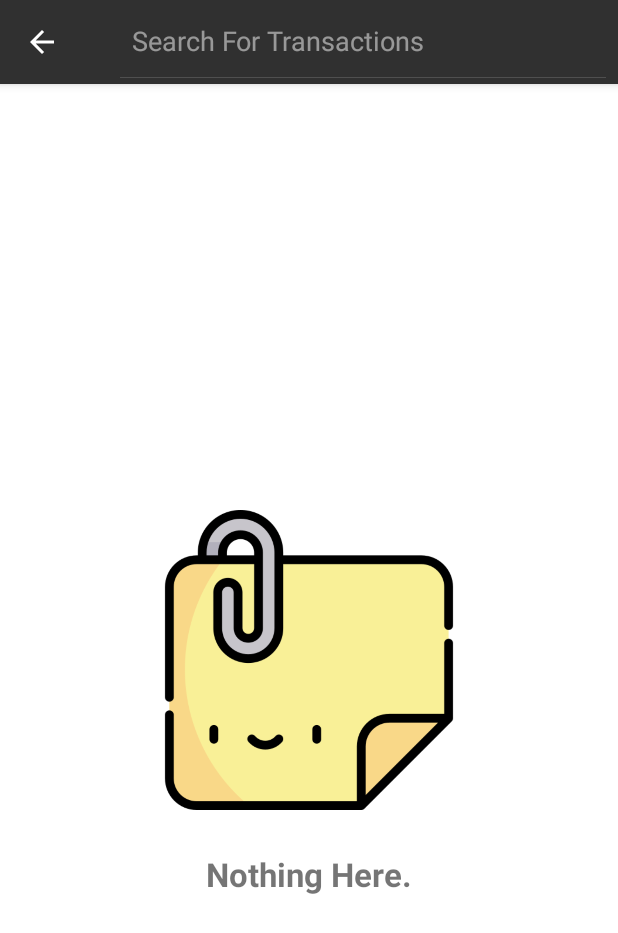
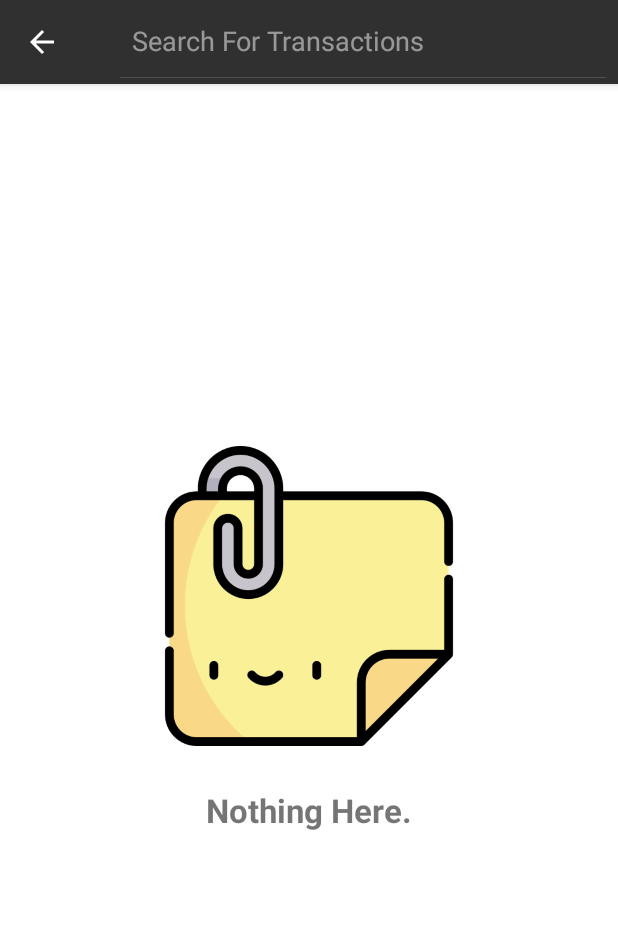
Before and after one commit to soufianekremcht/CashNote, an Android app: the screen it shows after launch (SearchActivity), after a tap on "Search", on a phone screen of 412 x 824 dp. Shown: the top 933 px of the screen. Run offline under Robolectric (Android 15) with nearby library versions, the light colour scheme and no system bars; our stand-ins replace ButterKnife, CircleImageView, Dagger/Hilt's generated code, Room's generated code, RxJava and 1 more; libraries missing offline, so code that uses them is left out: co.infinum.goldfinger, com.github.mikephil.charting, es.dmoral.toasty; pictures from the network do not load; Roboto replaces fonts that are not available here; 4 statements that could not run were skipped.

Commit message:
Fix small bugs

```diff
--- a/app/src/main/java/com/soufianekre/cashnotes/ui/accounts/AccountsFragment.java
+++ b/app/src/main/java/com/soufianekre/cashnotes/ui/accounts/AccountsFragment.java
@@ -1,11 +1,13 @@
 package com.soufianekre.cashnotes.ui.accounts;
 
 
+import android.annotation.SuppressLint;
 import android.content.Intent;
 import android.os.Bundle;
 import android.view.LayoutInflater;
 import android.view.View;
 import android.view.ViewGroup;
+import android.widget.LinearLayout;
 import android.widget.RelativeLayout;
 import android.widget.TextView;
 
@@ -43,8 +45,9 @@ public class AccountsFragment extends BaseFragment implements AccountsContract.V
 
     @BindView(R.id.accounts_recycler_view)
     RecyclerView accountsRecyclerView;
+    @SuppressLint("NonConstantResourceId")
     @BindView(R.id.accounts_empty_view_layout)
-    RelativeLayout emptyView;
+    LinearLayout emptyView;
 
     // Accounts General Info
     @BindView(R.id.total_balance_value_text)
--- a/app/src/main/java/com/soufianekre/cashnotes/ui/main/MainActivity.java
+++ b/app/src/main/java/com/soufianekre/cashnotes/ui/main/MainActivity.java
@@ -152,13 +152,14 @@ public class MainActivity extends BaseActivity implements MainContract.View {
     @Override
     protected void onResume() {
         super.onResume();
+        if (getCurrentFragment() instanceof OverViewFragment)
+            if (newAccountFab != null)
+                newAccountFab.hide();
+
         SwitchCompat drawerToggleThemeSwitch =(SwitchCompat) mainNavView.getMenu().findItem(R.id.drawer_menu_toggle_night_mode)
                 .getActionView();
-        if (MyApp.AppPref().getBoolean(PrefsConst.ACTIVATE_DARK_MODE)) {
-            drawerToggleThemeSwitch.setChecked(true);
-        }else{
-            drawerToggleThemeSwitch.setChecked(false);
-        }
+        drawerToggleThemeSwitch.setChecked(MyApp.AppPref().getBoolean(PrefsConst.ACTIVATE_DARK_MODE));
+        // update balance database
         presenter.setBalanceForCurrentDay();
     }
 
--- a/app/src/main/java/com/soufianekre/cashnotes/ui/settings/about/AboutFragment.java
+++ b/app/src/main/java/com/soufianekre/cashnotes/ui/settings/about/AboutFragment.java
@@ -26,8 +26,10 @@ public class AboutFragment extends PreferenceFragmentCompat implements
     }
 
     private void setupPreferences() {
+        Preference rateUsPref = findPreference(PrefsConst.PREF_ABOUT_RATE_US);
         Preference appDevPref = findPreference(PrefsConst.PREF_ABOUT_APP_DEV);
         Preference privacyPref = findPreference(PrefsConst.PREF_ABOUT_PRIVACY_POLICY);
+        rateUsPref.setOnPreferenceClickListener(this);
         appDevPref.setOnPreferenceClickListener(this);
         privacyPref.setOnPreferenceClickListener(this);
     }
@@ -69,7 +71,7 @@ public class AboutFragment extends PreferenceFragmentCompat implements
     }
 
     private void goToReportIssuesPage() {
-        startActivity(new Intent(Intent.ACTION_VIEW, Uri.parse("https://github.com/SoufianeKreX")));
+        startActivity(new Intent(Intent.ACTION_VIEW, Uri.parse("https://github.com/soufianekremcht")));
     }
 
     private void goToGooglePlayStore() {
--- a/app/src/main/java/com/soufianekre/cashnotes/ui/transaction_edit/TransactionEditorActivity.java
+++ b/app/src/main/java/com/soufianekre/cashnotes/ui/transaction_edit/TransactionEditorActivity.java
@@ -229,7 +229,6 @@ public class TransactionEditorActivity extends BaseActivity
 
     private void setupUi() {
         setSupportActionBar(toolbar);
-        toolbar.setTitle("Add Account");
         // change toolbar background color
         toolbar.setNavigationOnClickListener(v -> onBackPressed());
         if (getSupportActionBar() != null) {
--- a/app/src/main/java/com/soufianekre/cashnotes/ui/transaction_filter/TransactionFilterActivity.java
+++ b/app/src/main/java/com/soufianekre/cashnotes/ui/transaction_filter/TransactionFilterActivity.java
@@ -6,6 +6,7 @@ import android.os.Bundle;
 import android.view.Menu;
 import android.view.MenuItem;
 import android.view.View;
+import android.widget.LinearLayout;
 import android.widget.RelativeLayout;
 import android.widget.TextView;
 
@@ -61,7 +62,7 @@ public class TransactionFilterActivity extends BaseActivity implements Transacti
     @BindView(R.id.transactions_filter_recycler_view)
     RecyclerView transactionsFilteredRecyclerView;
     @BindView(R.id.filter_empty_view)
-    RelativeLayout filterEmptyView;
+    LinearLayout filterEmptyView;
     @BindView(R.id.month_summary_chart)
     PieChart monthPieChart;
     @Inject
--- a/app/src/main/java/com/soufianekre/cashnotes/ui/transactions/TransactionsActivity.java
+++ b/app/src/main/java/com/soufianekre/cashnotes/ui/transactions/TransactionsActivity.java
@@ -9,6 +9,7 @@ import android.view.ActionMode;
 import android.view.Menu;
 import android.view.MenuItem;
 import android.view.View;
+import android.widget.LinearLayout;
 import android.widget.RelativeLayout;
 import android.widget.TextView;
 
@@ -50,7 +51,7 @@ public class TransactionsActivity extends BaseActivity implements TransactionsCo
     @BindView(R.id.transactions_recycler_view)
     RecyclerView transactionsRecyclerView;
     @BindView(R.id.transaction_empty_view_layout)
-    RelativeLayout emptyView;
+    LinearLayout emptyView;
     @BindView(R.id.account_balance_value_text)
     TextView accountBalanceValueText;
     @BindView(R.id.account_incomes_value_text)
--- a/app/src/main/java/com/soufianekre/cashnotes/ui/transactions/search/SearchActivity.java
+++ b/app/src/main/java/com/soufianekre/cashnotes/ui/transactions/search/SearchActivity.java
@@ -4,6 +4,7 @@ package com.soufianekre.cashnotes.ui.transactions.search;
 import android.os.Bundle;
 import android.view.View;
 import android.widget.EditText;
+import android.widget.LinearLayout;
 import android.widget.RelativeLayout;
 import android.widget.SearchView;
 
@@ -30,7 +31,7 @@ public class SearchActivity extends BaseActivity implements SearchContract.View
     @BindView(R.id.search_result_recycler_view)
     RecyclerView searchResultRecyclerView;
     @BindView(R.id.search_empty_data_view)
-    RelativeLayout searchEmptyView;
+    LinearLayout searchEmptyView;
     @BindView(R.id.search_toolbar)
     Toolbar searchToolbar;
     @BindView(R.id.search_field)
--- a/app/src/main/res/layout/view_empty_data.xml
+++ b/app/src/main/res/layout/view_empty_data.xml
@@ -1,29 +1,26 @@
 <?xml version="1.0" encoding="utf-8"?>
-<RelativeLayout xmlns:android="http://schemas.android.com/apk/res/android"
+<LinearLayout xmlns:android="http://schemas.android.com/apk/res/android"
     android:orientation="vertical"
     android:layout_width="match_parent"
     android:layout_height="match_parent"
-    android:layout_margin="@dimen/spacing_normal"
-    android:padding="@dimen/spacing_small">
+    android:gravity="center">
 
     <androidx.appcompat.widget.AppCompatImageView
         android:id="@+id/empty_view_img"
         android:layout_width="200dp"
         android:layout_height="200dp"
         android:src="@drawable/img_note"
-        android:layout_centerInParent="true"
+
         />
 
     <TextView
         android:id="@+id/empty_view_text"
         android:layout_width="wrap_content"
         android:layout_height="wrap_content"
-        android:layout_below="@id/empty_view_img"
-        android:layout_centerHorizontal="true"
         android:text="@string/empty_data_desc"
         android:textSize="@dimen/font_larger"
         android:textStyle="bold"
         android:layout_margin="@dimen/spacing_normal"
         android:padding="@dimen/spacing_normal" />
 
-</RelativeLayout>
+</LinearLayout>
--- a/app/src/main/res/menu/drawer.xml
+++ b/app/src/main/res/menu/drawer.xml
@@ -26,7 +26,8 @@
         <item
             android:id="@+id/drawer_menu_user"
             android:icon="@drawable/ic_outline_account_box_black"
-            android:title="@string/user" />
+            android:title="@string/user"
+            android:visible="false"/>
         <item
             android:id="@+id/drawer_menu_toggle_night_mode"
             android:icon="@drawable/ic_toggle_night_mode"
--- a/app/src/main/res/xml/settings_about_layout.xml
+++ b/app/src/main/res/xml/settings_about_layout.xml
@@ -5,13 +5,14 @@
         <Preference
             android:title="App Version"
             android:key="appVersion"
-            android:summary = "1.0.1"/>
+            android:summary = "1.0.2"/>
 
         <Preference android:title="App Developer"
             android:key="app_dev"
             android:summary = "Soufiane Kremcht"/>
 
-        <Preference android:title="Rate Us on PlayStore"
+        <Preference android:title="Rate us on Play Store"
+
             android:key="rate_us" />
     </PreferenceCategory>
 
```
Also changed, not shown: app/src/main/java/com/soufianekre/cashnotes/helper/PermissionHelper.java (+30 -13 lines), app/src/main/java/com/soufianekre/cashnotes/ui/overview/OverViewFragment.java (+3 -5 lines), app/src/main/res/layout/activity_transaction_filter.xml (+3 -6 lines), app/src/main/res/layout/fragment_overview.xml (+6 -3 lines), 2 other files.
